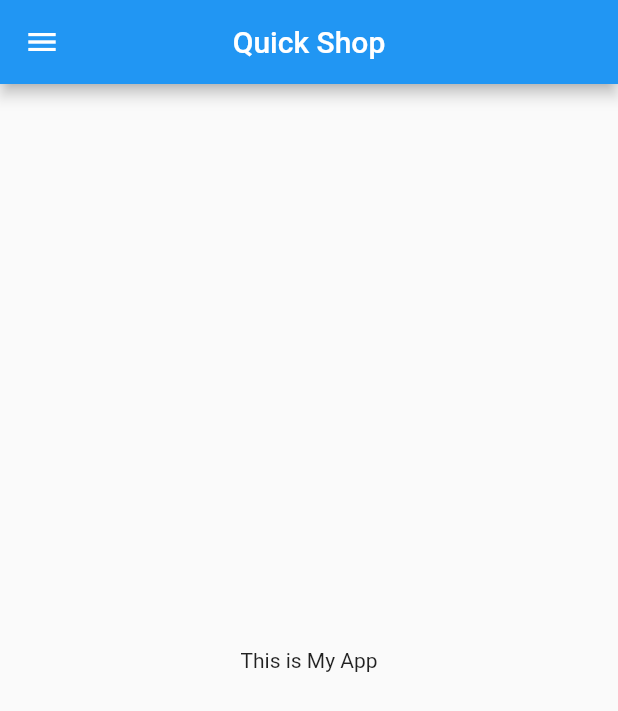
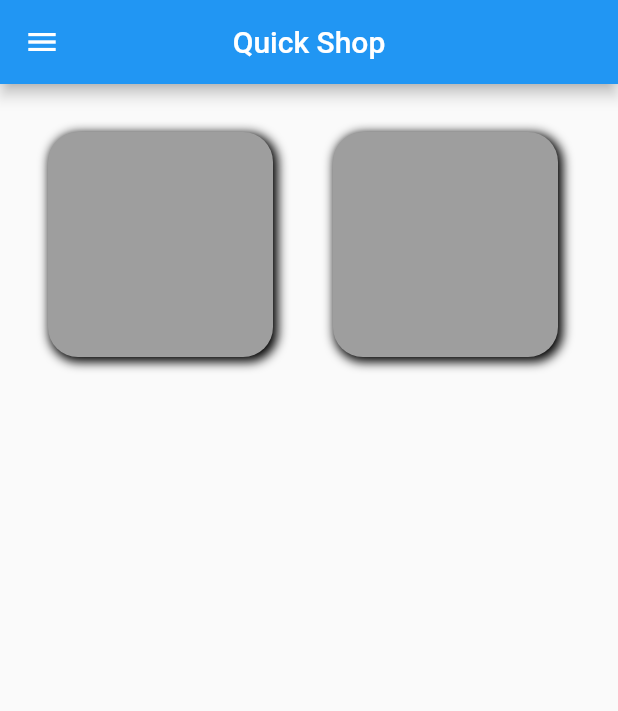
Before and after one commit to panchalravi004/Flutter_App, a Flutter app: the HomePage screen opened by its route, on a phone screen of 412 x 824 dp. Shown: the top 711 px of the screen. Run offline on Flutter 3.47's test engine with Material 2 defaults, Android fonts, the phone set to English and light mode, and no system bars; missing offline and left inert: dart:html.

Commit message:
Day2 Complete

```diff
--- a/lib/main.dart
+++ b/lib/main.dart
@@ -1,6 +1,8 @@
 import 'package:flutter/material.dart';
 import 'package:my_app/pages/home_page.dart';
 import 'package:my_app/pages/login_page.dart';
+
+import 'utils/routes.dart';
 
 void main() {
   runApp(MyApp());
@@ -19,7 +21,8 @@ class MyApp extends StatelessWidget {
       initialRoute: "/",
       routes: {
         "/": (context) => LoginPage(),
-        "/Home": (context) => HomePage(),
+        MyRoutes.homeroutes: (context) => HomePage(),
+        MyRoutes.loginroutes: (context) => LoginPage(),
       },
     );
   }
--- a/lib/pages/home_page.dart
+++ b/lib/pages/home_page.dart
@@ -1,3 +1,7 @@
+// ignore_for_file: prefer_const_constructors, unnecessary_const
+
+import 'dart:html';
+
 import 'package:flutter/material.dart';
 
 class HomePage extends StatelessWidget {
@@ -10,11 +14,65 @@ class HomePage extends StatelessWidget {
           title: Text("Quick Shop"),
           centerTitle: true,
         ),
-        body: Center(
-          child: Text("This is My App"),
+        body: SingleChildScrollView(
+          child: Padding(
+            padding: const EdgeInsets.all(32.0),
+            child: Column(
+              // ignore: prefer_const_literals_to_create_immutables
+              children: [
+                Row(
+                  // ignore: prefer_const_literals_to_create_immutables
+                  children: [
+                    Padding(
+                      padding: const EdgeInsets.only(right: 20.0),
+                      child: SizedBox(
+                        width: 150,
+                        height: 150,
+                        child: DecoratedBox(
+                          decoration: BoxDecoration(
+                              color: Colors.grey,
+                              borderRadius:
+                                  BorderRadius.all(Radius.circular(20)),
+                              // ignore: prefer_const_literals_to_create_immutables
+                              boxShadow: [
+                                BoxShadow(
+                                  color: Colors.black,
+                                  offset: const Offset(2, 2),
+                                  blurRadius: 5.0,
+                                  spreadRadius: 1.0,
+                                ),
+                              ]),
+                        ),
+                      ),
+                    ),
+                    Padding(
+                      padding: const EdgeInsets.only(left: 20.0),
+                      child: SizedBox(
+                        width: 150,
+                        height: 150,
+                        child: DecoratedBox(
+                          decoration: BoxDecoration(
+                              color: Colors.grey,
+                              borderRadius:
+                                  BorderRadius.all(Radius.circular(20)),
+                              // ignore: prefer_const_literals_to_create_immutables
+                              boxShadow: [
+                                BoxShadow(
+                                  color: Colors.black,
+                                  offset: const Offset(2, 2),
+                                  blurRadius: 5.0,
+                                  spreadRadius: 1.0,
+                                ),
+                              ]),
+                        ),
+                      ),
+                    ),
+                  ],
+                ),
+              ],
+            ),
+          ),
         ),
-        drawer: Drawer(
-        )
-    );
+        drawer: Drawer());
   }
 }
--- a/lib/pages/login_page.dart
+++ b/lib/pages/login_page.dart
@@ -4,14 +4,17 @@ import 'dart:ui';
 
 import 'package:flutter/material.dart';
 import 'package:flutter/services.dart';
+import 'package:my_app/utils/routes.dart';
 
 class LoginPage extends StatelessWidget {
   const LoginPage({Key? key}) : super(key: key);
 
   @override
   Widget build(BuildContext context) {
+    double space = 40;
     return Material(
       color: Colors.white,
+      child: SingleChildScrollView(
         child: Column(
           children: [
             Image.asset(
@@ -26,7 +29,7 @@ class LoginPage extends StatelessWidget {
                 letterSpacing: 10,
               ),
             ),
-          SizedBox(height: 20),
+            SizedBox(height: space),
             Text(
               "LOGIN",
               style: TextStyle(fontSize: 20, fontWeight: FontWeight.bold),
@@ -42,7 +45,7 @@ class LoginPage extends StatelessWidget {
                       labelText: "Enter Username",
                     ),
                   ),
-                SizedBox(height: 25),
+                  SizedBox(height: space),
                   TextFormField(
                     obscureText: true,
                     decoration: InputDecoration(
@@ -50,18 +53,20 @@ class LoginPage extends StatelessWidget {
                       labelText: "Enter Password",
                     ),
                   ),
-                SizedBox(height: 45),
+                  SizedBox(height: space),
                   ElevatedButton(
                       onPressed: () {
                         //print("Hello");
+                        Navigator.pushNamed(context, MyRoutes.homeroutes);
                       },
-                    style: TextButton.styleFrom(),
+                      style: TextButton.styleFrom(minimumSize: Size(150, 40)),
                       child: Text("Login")),
                 ],
               ),
             ),
           ],
         ),
+      ),
     );
   }
 }
--- /dev/null
+++ b/lib/utils/routes.dart
@@ -0,0 +1,4 @@
+class MyRoutes {
+  static String loginroutes = "/login";
+  static String homeroutes = "/home";
+}
```
Lines whose indentation alone changed are shown as unchanged.
